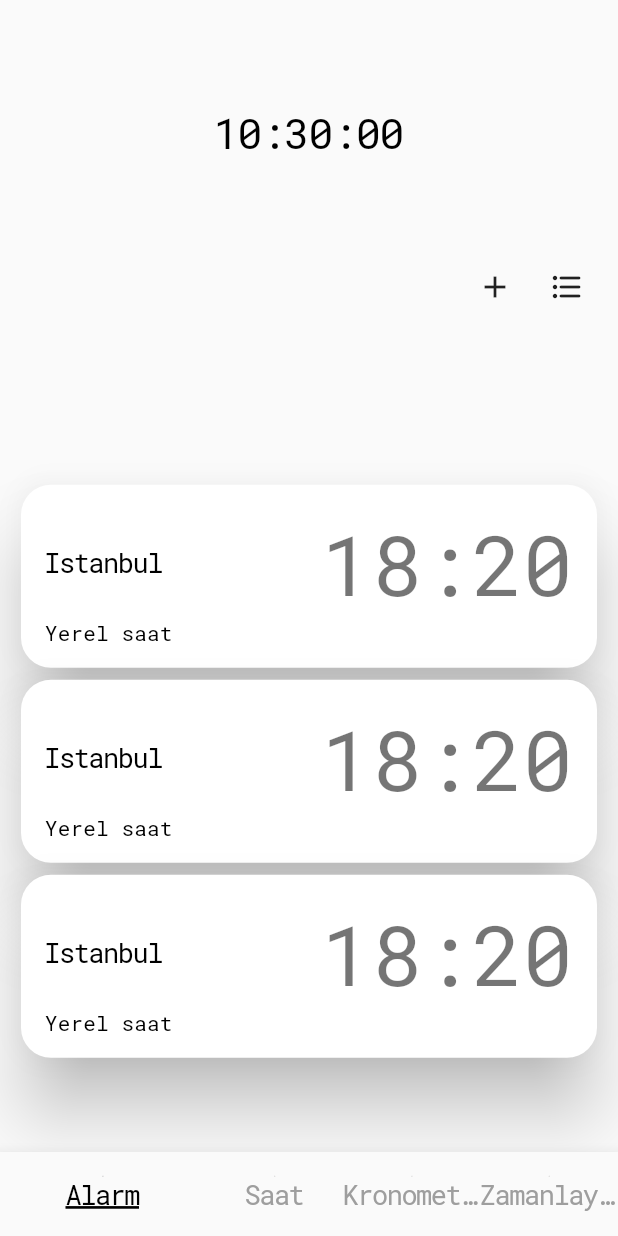
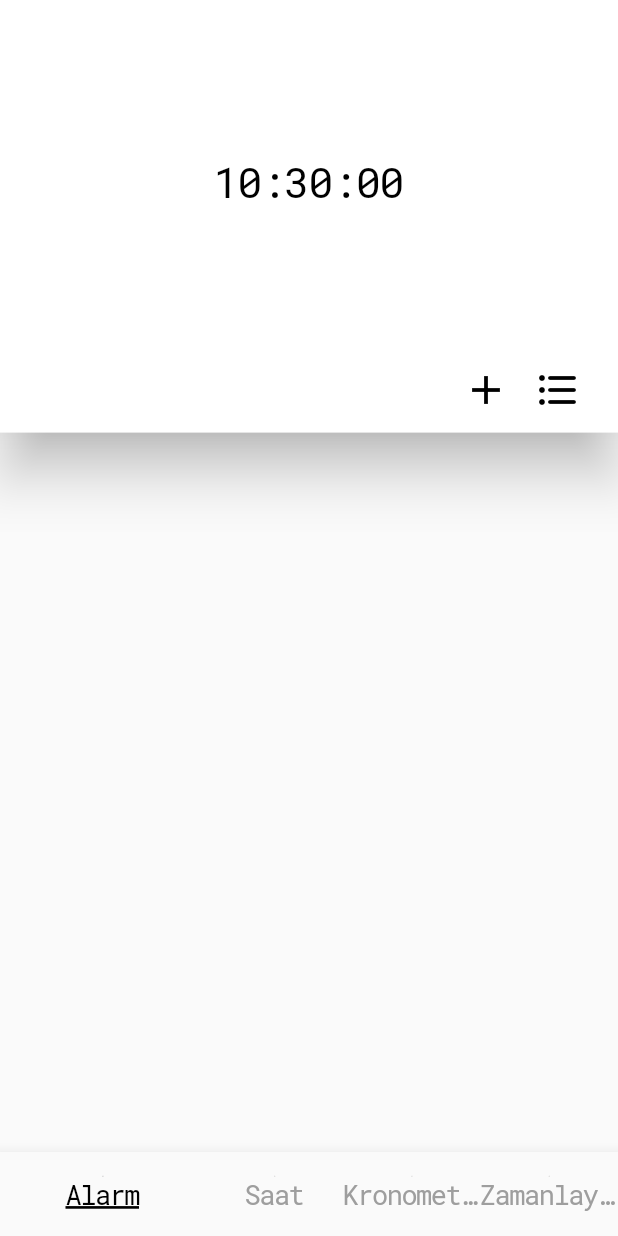
Before and after one commit to MertSaygili/Clock-Project, a Flutter app: the screen it shows after launch, swiped to page 2, on a phone screen of 412 x 824 dp. Run offline on Flutter 3.47's test engine with Material 2 defaults, Android fonts, the light colour scheme and no system bars.

Commit message:
appbar adapted for clock page

```diff
--- a/lib/ui/view/clock_page.dart
+++ b/lib/ui/view/clock_page.dart
@@ -1,13 +1,8 @@
-// ignore_for_file: unused_field
-
-import 'dart:async';
-import 'package:clock_project/constants/constants.dart';
 import 'package:clock_project/time/time.dart';
-import 'package:clock_project/ui/widgets/custom_card.dart';
+import 'package:clock_project/ui/widgets/custom_appbar.dart';
 import 'package:flutter/material.dart';
 import 'package:intl/intl.dart';
-
-import '../widgets/custom_expanded.dart';
+import 'dart:async';
 
 class ClockPageView extends StatefulWidget {
   const ClockPageView({Key? key}) : super(key: key);
@@ -18,10 +13,8 @@ class ClockPageView extends StatefulWidget {
 
 class _ClockPageViewState extends State<ClockPageView> with Time {
   final DateFormat _dateFormat = DateFormat('Hms');
-  final PaddignItems _paddignItems = PaddignItems();
-  final double _elevation = 15;
   late String _now;
-  late Timer _everySecond;
+  late final Timer _everySecond;
 
   @override
   void initState() {
@@ -33,24 +26,15 @@ class _ClockPageViewState extends State<ClockPageView> with Time {
   @override
   void dispose() {
     super.dispose();
-    disposeTimer();
   }
 
   @override
   Widget build(BuildContext context) {
-    return Padding(
-      padding: _paddignItems.paddingScreen,
-      child: Column(
-        children: [
-          CustomExpanded(
-            flex: 2,
-            child: _CustomListView(paddignItems: _paddignItems, now: _now),
-          ),
-          const CustomExpanded(
-            flex: 3,
-            child: _CustomCardListView(),
-          ),
-        ],
+    return Scaffold(
+      appBar: CustomAppBar(
+        isScrolled: true,
+        title: _now,
+        prefferedSize: MediaQuery.of(context).size.height * 0.35,
       ),
     );
   }
@@ -75,83 +59,3 @@ class _ClockPageViewState extends State<ClockPageView> with Time {
     _everySecond.cancel();
   }
 }
-
-class _CustomListView extends StatefulWidget {
-  const _CustomListView({
-    Key? key,
-    required PaddignItems paddignItems,
-    required String now,
-  })  : _paddignItems = paddignItems,
-        _now = now,
-        super(key: key);
-
-  final PaddignItems _paddignItems;
-  final String _now;
-
-  @override
-  State<_CustomListView> createState() => _CustomListViewState();
-}
-
-class _CustomListViewState extends State<_CustomListView> {
-  @override
-  Widget build(BuildContext context) {
-    return ListView(
-      children: [
-        _time(context),
-        _icons(),
-      ],
-    );
-  }
-
-  Row _icons() {
-    return Row(
-      mainAxisAlignment: MainAxisAlignment.end,
-      children: [
-        IconButton(
-          onPressed: () {},
-          icon: IconItems().addIcon,
-        ),
-        IconButton(
-          onPressed: () {},
-          icon: IconItems().settingsIcon,
-        ),
-      ],
-    );
-  }
-
-  Padding _time(BuildContext context) {
-    return Padding(
-      padding: widget._paddignItems.paddingTimer,
-      child: Align(
-        alignment: Alignment.center,
-        child: Text(
-          widget._now,
-          style: Theme.of(context).textTheme.headline1,
-        ),
-      ),
-    );
-  }
-}
-
-class _CustomCardListView extends StatelessWidget {
-  const _CustomCardListView({
-    Key? key,
-  }) : super(key: key);
-
-  @override
-  Widget build(BuildContext context) {
-    return Padding(
-      padding: PaddignItems().paddingCard,
-      child: ListView.builder(
-        itemCount: 3,
-        itemBuilder: ((context, index) {
-          return const CustomCard(
-            title: 'Istanbul',
-            trailing: '18:20',
-            subtitle: 'Yerel saat',
-          );
-        }),
-      ),
-    );
-  }
-}
--- a/lib/ui/widgets/custom_expanded.dart
+++ /dev/null
@@ -1,13 +0,0 @@
-import 'package:flutter/cupertino.dart';
-
-class CustomExpanded extends StatelessWidget {
-  const CustomExpanded({Key? key, required this.child, required this.flex})
-      : super(key: key);
-  final Widget child;
-  final int flex;
-
-  @override
-  Widget build(BuildContext context) {
-    return Expanded(flex: flex, child: child);
-  }
-}
--- a/lib/ui/widgets/custom_page_view.dart
+++ b/lib/ui/widgets/custom_page_view.dart
@@ -1,7 +1,7 @@
 import 'package:clock_project/ui/view/alarm_page.dart';
+import 'package:clock_project/ui/view/clock_page.dart';
 import 'package:flutter/cupertino.dart';
 
-import '../view/clock_page.dart';
 import '../view/stopwatch_page.dart';
 
 class CustomPageView extends StatefulWidget {
@@ -24,7 +24,7 @@ class _CustomPageViewState extends State<CustomPageView> {
       children: const [
         AlarmPageView(),
         ClockPageView(),
-        StopWatchPageView(),
+        Text('asdas'),
         Text('asdas'),
       ],
     );
```
